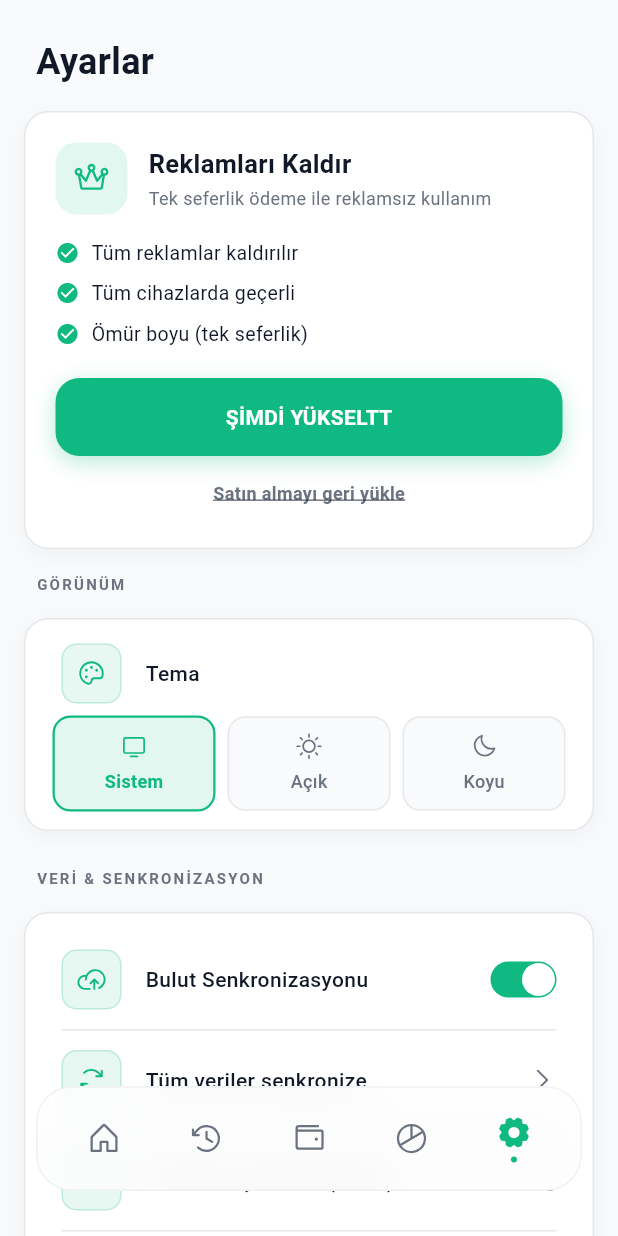
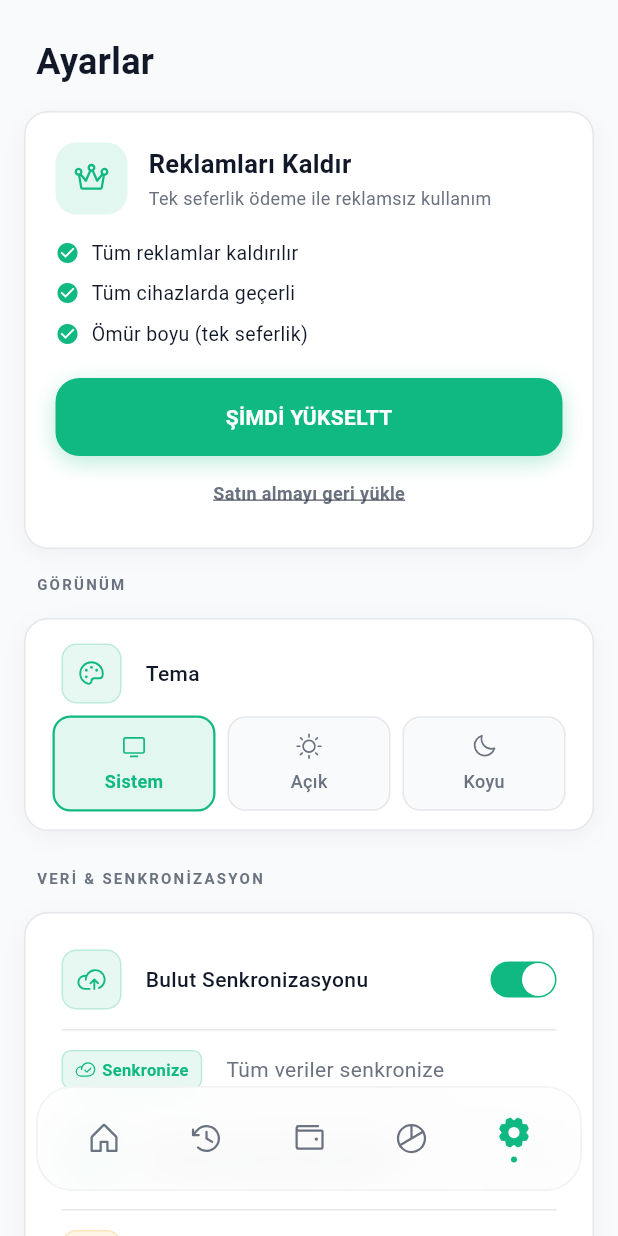
Before and after one commit to Muhammed2101812/worktrack, a Flutter app: the SettingsScreen screen opened by its route, on a phone screen of 412 x 824 dp. Run offline on Flutter 3.47's test engine with Material 3 defaults, Android fonts, the phone set to English and light mode, and no system bars; drawn by our look-alikes of google_mobile_ads; our stand-ins replace connectivity_plus, file_picker, fl_chart, flutter_dotenv, flutter_inset_shadow, flutter_riverpod and 10 more; missing offline and left inert: excel, file_saver; accounts and stored records are empty; network calls fail.

Commit message:
fix: 6 production bugs (white screen, navbar taps, payment error, PDF/sample download, sync info row)
1. White screen on launch (~10s): move all async inits (Intl, dotenv,
   sqflite, Supabase, AdMob) from main() into App.initState behind a
   loading screen, so runApp runs immediately with a spinner.
2. Navbar taps unreliable: wrap items in Material + full-size SizedBox
   + InkWell (opaque hit area through BackdropFilter). Move ad banner
   above the floating navbar (bottom: 110) to remove overlap.
3. Payment add shows error but saves: wrap syncPendingPayments and
   triggerBackup in try/catch in addPayment so a sync/backup failure
   never fails the insert. Wrap the UI call too.
4. PDF download does nothing: use MimeType.other for FileSaver, add
   'PDF olusturuluyor...' loading toast, show the actual error on failure.
5. Sync status row looks tappable when synced: render a non-interactive
   info badge when unsyncedCount == 0; only show a tappable action
   item when there are pending records.
6. Sample Excel download silent fail: use MimeType.other, add loading
   toast, show error message. Verified sample headers match import format.

111 tests pass; analyzer clean; APK build verified.

```diff
--- a/lib/screens/home/home_screen.dart
+++ b/lib/screens/home/home_screen.dart
@@ -61,7 +61,7 @@ class HomeShell extends ConsumerWidget {
           }
 
           // Narrow: floating navbar stays at bottom:30 as before. The banner
-          // (when loaded) sits directly above the system nav bar via SafeArea,
+          // (when loaded) sits ABOVE the floating navbar at bottom: 110,
           // without disturbing the existing floating-navbar layout.
           return Stack(
             children: [
@@ -76,11 +76,8 @@ class HomeShell extends ConsumerWidget {
                 Positioned(
                   left: 0,
                   right: 0,
-                  bottom: 0,
-                  child: SafeArea(
-                    top: false,
+                  bottom: 110,
                   child: AdBannerWidget(shouldShow: showBanner),
-                  ),
                 ),
             ],
           );
@@ -336,6 +333,8 @@ class HomeShell extends ConsumerWidget {
               ),
             ],
           ),
+          child: Material(
+            color: Colors.transparent,
             child: Padding(
               padding: const EdgeInsets.symmetric(horizontal: 10),
               child: Row(
@@ -395,6 +394,7 @@ class HomeShell extends ConsumerWidget {
             ),
           ),
         ),
+      ),
     );
   }
 
@@ -410,15 +410,14 @@ class HomeShell extends ConsumerWidget {
     const navLabels = ['Ana Sayfa', 'Geçmiş', 'Finans', 'Raporlar', 'Ayarlar'];
     return Tooltip(
       message: navLabels[index],
-      child: GestureDetector(
+      child: SizedBox(
+        width: double.infinity,
+        height: double.infinity,
+        child: InkWell(
           onTap: onTap,
-        behavior: HitTestBehavior.opaque,
-        child: Container(
-          height: 52,
-          alignment: Alignment.center,
+          borderRadius: BorderRadius.circular(16),
           child: Column(
             mainAxisAlignment: MainAxisAlignment.center,
-            mainAxisSize: MainAxisSize.min,
             children: [
               Icon(
                 isActive ? activeIcon : icon,
--- a/lib/screens/settings/settings_screen.dart
+++ b/lib/screens/settings/settings_screen.dart
@@ -452,16 +452,22 @@ class _SettingsScreenState extends ConsumerState<SettingsScreen> {
                 },
               ),
               _divider(),
+              if (isSyncing)
                 _buildSettingsItem(
                   context: context,
-                icon: isSyncing ? PhosphorIcons.spinner() : PhosphorIcons.arrowsClockwise(),
-                title: isSyncing
-                    ? 'Senkronize ediliyor...'
-                    : (unsyncedCount > 0
-                        ? '$unsyncedCount kayıt senkronize edilmedi'
-                        : 'Tüm veriler senkronize'),
-                iconColor: unsyncedCount > 0 ? c.orange : c.emerald,
-                onTap: (isSyncing || !isLoggedIn || unsyncedCount == 0)
+                  icon: PhosphorIcons.spinner(),
+                  title: 'Senkronize ediliyor...',
+                  iconColor: c.primary,
+                  onTap: null,
+                  trailingIcon: null,
+                )
+              else if (unsyncedCount > 0)
+                _buildSettingsItem(
+                  context: context,
+                  icon: PhosphorIcons.arrowsClockwise(),
+                  title: '$unsyncedCount kayıt senkronize edilmedi',
+                  iconColor: c.orange,
+                  onTap: !isLoggedIn
                       ? null
                       : () async {
                           try {
@@ -475,7 +481,49 @@ class _SettingsScreenState extends ConsumerState<SettingsScreen> {
                             }
                           }
                         },
-                trailingIcon: isSyncing ? null : PhosphorIcons.caretRight(),
+                  trailingIcon: PhosphorIcons.caretRight(),
+                )
+              else
+                Padding(
+                  padding: const EdgeInsets.symmetric(horizontal: 12, vertical: 12),
+                  child: Row(
+                    children: [
+                      Container(
+                        padding: const EdgeInsets.symmetric(horizontal: 8, vertical: 4),
+                        decoration: BoxDecoration(
+                          color: c.emerald.withValues(alpha: 0.1),
+                          borderRadius: BorderRadius.circular(6),
+                          border: Border.all(color: c.emerald.withValues(alpha: 0.2)),
+                        ),
+                        child: Row(
+                          mainAxisSize: MainAxisSize.min,
+                          children: [
+                            Icon(PhosphorIcons.cloudCheck(), color: c.emerald, size: 14),
+                            const SizedBox(width: 4),
+                            Text(
+                              'Senkronize',
+                              style: TextStyle(
+                                fontSize: 11,
+                                fontWeight: FontWeight.bold,
+                                color: c.emerald,
+                              ),
+                            ),
+                          ],
+                        ),
+                      ),
+                      const SizedBox(width: 16),
+                      Expanded(
+                        child: Text(
+                          'Tüm veriler senkronize',
+                          style: TextStyle(
+                            fontSize: 14,
+                            fontWeight: FontWeight.normal,
+                            color: c.textMuted,
+                          ),
+                        ),
+                      ),
+                    ],
+                  ),
                 ),
               _divider(),
               _buildSettingsItem(
@@ -1330,14 +1378,18 @@ class _ImportSheetState extends ConsumerState<_ImportSheet> {
           const SizedBox(height: 16),
           MidnightButton(
             onPressed: () async {
+              if (context.mounted) {
+                CustomToast.show(context, 'Örnek dosya oluşturuluyor...');
+              }
               try {
                 await ExportService.generateSampleExcel();
                 if (context.mounted) {
                   CustomToast.show(context, 'Örnek dosya indirildi');
                 }
               } catch (e) {
+                debugPrint('Sample Excel export error: $e');
                 if (context.mounted) {
-                  CustomToast.show(context, 'İndirme sırasında hata oluştu');
+                  CustomToast.show(context, 'Hata: $e');
                 }
               }
             },
--- a/lib/services/export_service.dart
+++ b/lib/services/export_service.dart
@@ -16,7 +16,7 @@ class ExportService {
       name: fileName,
       bytes: bytes,
       fileExtension: 'xlsx',
-      mimeType: MimeType.microsoftExcel,
+      mimeType: MimeType.other,
     );
   }
 
@@ -28,7 +28,7 @@ class ExportService {
       name: 'WorkLog_Ornek',
       bytes: bytes,
       fileExtension: 'xlsx',
-      mimeType: MimeType.microsoftExcel,
+      mimeType: MimeType.other,
     );
   }
 
--- a/lib/services/pdf_export_service.dart
+++ b/lib/services/pdf_export_service.dart
@@ -26,7 +26,7 @@ class PdfExportService {
       name: fileName,
       bytes: bytes,
       fileExtension: 'pdf',
-      mimeType: MimeType.pdf,
+      mimeType: MimeType.other,
     );
     return fileName;
   }
```
Also changed, not shown: lib/app.dart (+69 -5 lines), lib/main.dart (+1 -37 lines), lib/providers/payments_provider.dart (+10 -2 lines), lib/screens/finance/finance_screen.dart (+9 -3 lines), lib/screens/stats/stats_screen.dart (+7 -3 lines). Lines whose indentation alone changed are shown as unchanged.
